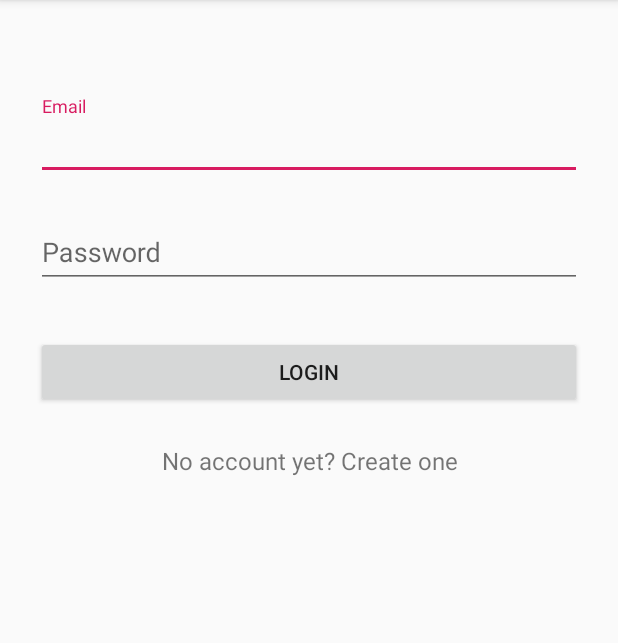
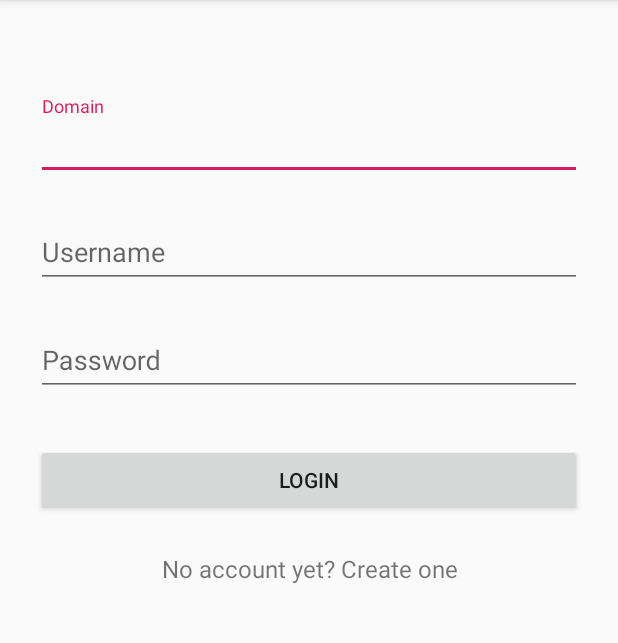
Before and after one commit to EmcaBorg/android-mvvm-starter, an Android app: the screen it shows after launch (LoginActivity), on a phone screen of 412 x 824 dp, the part 84-727 px from its top. Run offline under Robolectric (Android 15) with nearby library versions, the phone set to English and light mode, and no system bars; our stand-ins replace Dagger/Hilt's generated code, data binding; 2 statements that could not run were skipped.

```diff
--- a/app/src/main/java/android/mvvm/starter/common/di/modules/ViewModelModule.java
+++ b/app/src/main/java/android/mvvm/starter/common/di/modules/ViewModelModule.java
@@ -4,7 +4,7 @@ import android.arch.lifecycle.ViewModel;
 import android.arch.lifecycle.ViewModelProvider;
 import android.mvvm.starter.common.di.scopes.ViewModelKey;
 import android.mvvm.starter.common.factories.ViewModelFactory;
-import android.mvvm.starter.user.UserViewModel;
+import android.mvvm.starter.user.LoginViewModel;
 
 import dagger.Binds;
 import dagger.Module;
@@ -17,8 +17,8 @@ public abstract class ViewModelModule {
 
     @Binds
     @IntoMap
-    @ViewModelKey(UserViewModel.class)
-    abstract ViewModel userViewModel(UserViewModel userViewModel);
+    @ViewModelKey(LoginViewModel.class)
+    abstract ViewModel userViewModel(LoginViewModel loginViewModel);
 
 
 }
--- a/app/src/main/java/android/mvvm/starter/user/LoginActivity.java
+++ b/app/src/main/java/android/mvvm/starter/user/LoginActivity.java
@@ -1,8 +1,10 @@
 package android.mvvm.starter.user;
 
 import android.arch.lifecycle.ViewModelProviders;
+import android.databinding.DataBindingUtil;
 import android.mvvm.starter.R;
 import android.mvvm.starter.common.factories.ViewModelFactory;
+import android.mvvm.starter.databinding.ActivityLoginBinding;
 import android.os.Bundle;
 import android.support.v7.app.AppCompatActivity;
 
@@ -14,13 +16,15 @@ public class LoginActivity extends AppCompatActivity {
 
     @Inject
     ViewModelFactory viewModelFactory;
-    UserViewModel userViewModel;
 
     @Override
     protected void onCreate(Bundle savedInstanceState) {
         AndroidInjection.inject(this);
         super.onCreate(savedInstanceState);
-        setContentView(R.layout.activity_login);
-        userViewModel = ViewModelProviders.of(this, viewModelFactory).get(UserViewModel.class);
+        LoginViewModel loginViewModel = ViewModelProviders.of(this, viewModelFactory).get(LoginViewModel.class);
+        ActivityLoginBinding binding = DataBindingUtil.setContentView(this, R.layout.activity_login);
+        binding.setLoginViewModel(loginViewModel);
+        binding.setLifecycleOwner(this);
+
     }
 }
--- a/app/src/main/res/layout-sw600dp/activity_login.xml
+++ b/app/src/main/res/layout-sw600dp/activity_login.xml
@@ -1,29 +1,57 @@
 <?xml version="1.0" encoding="utf-8"?>
-<ScrollView xmlns:android="http://schemas.android.com/apk/res/android"
+<layout xmlns:android="http://schemas.android.com/apk/res/android">
+
+    <data>
+
+        <variable
+            name="loginViewModel"
+            type="android.mvvm.starter.user.LoginViewModel" />
+    </data>
+
+    <ScrollView
         android:layout_width="fill_parent"
         android:layout_height="fill_parent"
         android:fitsSystemWindows="true">
 
         <LinearLayout
-        android:orientation="vertical"
             android:layout_width="match_parent"
             android:layout_height="wrap_content"
+            android:orientation="vertical"
+            android:paddingLeft="24dp"
             android:paddingTop="56dp"
-        android:paddingLeft="24dp"
             android:paddingRight="24dp">
 
-
-        <!-- Email Label -->
+            <!-- domain Label -->
             <android.support.design.widget.TextInputLayout
                 android:layout_width="match_parent"
                 android:layout_height="wrap_content"
                 android:layout_marginTop="8dp"
                 android:layout_marginBottom="8dp">
-            <EditText android:id="@+id/input_email"
+
+                <EditText
+                    android:id="@+id/input_domain"
                     android:layout_width="match_parent"
                     android:layout_height="wrap_content"
+                    android:hint="Domain"
                     android:inputType="textEmailAddress"
-                android:hint="Email" />
+                    android:text="@={loginViewModel.domain}"/>
+            </android.support.design.widget.TextInputLayout>
+
+
+            <!-- username Label -->
+            <android.support.design.widget.TextInputLayout
+                android:layout_width="match_parent"
+                android:layout_height="wrap_content"
+                android:layout_marginTop="8dp"
+                android:layout_marginBottom="8dp">
+
+                <EditText
+                    android:id="@+id/input_username"
+                    android:layout_width="match_parent"
+                    android:layout_height="wrap_content"
+                    android:hint="Username"
+                    android:inputType="textEmailAddress"
+                    android:text="@={loginViewModel.username}"/>
             </android.support.design.widget.TextInputLayout>
 
             <!-- Password Label -->
@@ -32,11 +60,15 @@
                 android:layout_height="wrap_content"
                 android:layout_marginTop="8dp"
                 android:layout_marginBottom="8dp">
-            <EditText android:id="@+id/input_password"
+
+                <EditText
+                    passwordValidator="@{loginViewModel.password}"
+                    android:id="@+id/input_password"
                     android:layout_width="match_parent"
                     android:layout_height="wrap_content"
+                    android:hint="Password"
                     android:inputType="textPassword"
-                android:hint="Password"/>
+                    android:text="@={loginViewModel.password}"/>
             </android.support.design.widget.TextInputLayout>
 
             <android.support.v7.widget.AppCompatButton
@@ -46,15 +78,18 @@
                 android:layout_marginTop="24dp"
                 android:layout_marginBottom="24dp"
                 android:padding="12dp"
-            android:text="Login"/>
+                android:text="Login"
+                android:onClick="@{() -> loginViewModel.login()}"/>
 
-        <TextView android:id="@+id/link_signup"
+            <TextView
+                android:id="@+id/link_signup"
                 android:layout_width="fill_parent"
                 android:layout_height="wrap_content"
                 android:layout_marginBottom="24dp"
+                android:gravity="center"
                 android:text="No account yet? Create one"
-            android:gravity="center"
-            android:textSize="16dip"/>
+                android:textSize="16dip" />
 
         </LinearLayout>
     </ScrollView>
+</layout>
--- a/app/src/main/res/layout/activity_login.xml
+++ b/app/src/main/res/layout/activity_login.xml
@@ -1,29 +1,57 @@
 <?xml version="1.0" encoding="utf-8"?>
-<ScrollView xmlns:android="http://schemas.android.com/apk/res/android"
+<layout xmlns:android="http://schemas.android.com/apk/res/android">
+
+    <data>
+
+        <variable
+            name="loginViewModel"
+            type="android.mvvm.starter.user.LoginViewModel" />
+    </data>
+
+    <ScrollView
         android:layout_width="fill_parent"
         android:layout_height="fill_parent"
         android:fitsSystemWindows="true">
 
         <LinearLayout
-        android:orientation="vertical"
             android:layout_width="match_parent"
             android:layout_height="wrap_content"
+            android:orientation="vertical"
+            android:paddingLeft="24dp"
             android:paddingTop="56dp"
-        android:paddingLeft="24dp"
             android:paddingRight="24dp">
 
-
-        <!-- Email Label -->
+            <!-- domain Label -->
             <android.support.design.widget.TextInputLayout
                 android:layout_width="match_parent"
                 android:layout_height="wrap_content"
                 android:layout_marginTop="8dp"
                 android:layout_marginBottom="8dp">
-            <EditText android:id="@+id/input_email"
+
+                <EditText
+                    android:id="@+id/input_domain"
                     android:layout_width="match_parent"
                     android:layout_height="wrap_content"
+                    android:hint="Domain"
                     android:inputType="textEmailAddress"
-                android:hint="Email" />
+                    android:text="@={loginViewModel.domain}"/>
+            </android.support.design.widget.TextInputLayout>
+
+
+            <!-- username Label -->
+            <android.support.design.widget.TextInputLayout
+                android:layout_width="match_parent"
+                android:layout_height="wrap_content"
+                android:layout_marginTop="8dp"
+                android:layout_marginBottom="8dp">
+
+                <EditText
+                    android:id="@+id/input_username"
+                    android:layout_width="match_parent"
+                    android:layout_height="wrap_content"
+                    android:hint="Username"
+                    android:inputType="textEmailAddress"
+                    android:text="@={loginViewModel.username}"/>
             </android.support.design.widget.TextInputLayout>
 
             <!-- Password Label -->
@@ -32,11 +60,15 @@
                 android:layout_height="wrap_content"
                 android:layout_marginTop="8dp"
                 android:layout_marginBottom="8dp">
-            <EditText android:id="@+id/input_password"
+
+                <EditText
+                    passwordValidator="@{loginViewModel.password}"
+                    android:id="@+id/input_password"
                     android:layout_width="match_parent"
                     android:layout_height="wrap_content"
+                    android:hint="Password"
                     android:inputType="textPassword"
-                android:hint="Password"/>
+                    android:text="@={loginViewModel.password}"/>
             </android.support.design.widget.TextInputLayout>
 
             <android.support.v7.widget.AppCompatButton
@@ -46,15 +78,18 @@
                 android:layout_marginTop="24dp"
                 android:layout_marginBottom="24dp"
                 android:padding="12dp"
-            android:text="Login"/>
+                android:text="Login"
+                android:onClick="@{() -> loginViewModel.login()}"/>
 
-        <TextView android:id="@+id/link_signup"
+            <TextView
+                android:id="@+id/link_signup"
                 android:layout_width="fill_parent"
                 android:layout_height="wrap_content"
                 android:layout_marginBottom="24dp"
+                android:gravity="center"
                 android:text="No account yet? Create one"
-            android:gravity="center"
-            android:textSize="16dip"/>
+                android:textSize="16dip" />
 
         </LinearLayout>
     </ScrollView>
+</layout>
--- a/domain/build.gradle
+++ b/domain/build.gradle
@@ -18,6 +18,8 @@ dependencies {
     compileOnly "org.projectlombok:lombok:${rootProject.ext.lombokVersion}"
     annotationProcessor "org.projectlombok:lombok:${rootProject.ext.lombokVersion}"
 
+    api "com.google.code.gson:gson:${rootProject.ext.gsonVersion}"
+
 }
 
 sourceCompatibility = JavaVersion.VERSION_1_8
--- a/domain/src/main/java/android/mvvm/starter/domain/common/base/CompletableUseCase.java
+++ b/domain/src/main/java/android/mvvm/starter/domain/base/CompletableUseCase.java
@@ -1,4 +1,4 @@
-package android.mvvm.starter.domain.common.base;
+package android.mvvm.starter.domain.base;
 
 import io.reactivex.Completable;
 import io.reactivex.Scheduler;
--- a/domain/src/main/java/android/mvvm/starter/domain/common/base/ObservableUseCase.java
+++ b/domain/src/main/java/android/mvvm/starter/domain/base/ObservableUseCase.java
@@ -1,4 +1,4 @@
-package android.mvvm.starter.domain.common.base;
+package android.mvvm.starter.domain.base;
 
 import io.reactivex.Observable;
 import io.reactivex.Scheduler;
--- a/domain/src/main/java/android/mvvm/starter/domain/common/base/ReactiveUseCase.java
+++ b/domain/src/main/java/android/mvvm/starter/domain/base/ReactiveUseCase.java
@@ -1,4 +1,4 @@
-package android.mvvm.starter.domain.common.base;
+package android.mvvm.starter.domain.base;
 import io.reactivex.Scheduler;
 
 public abstract class ReactiveUseCase {
--- a/domain/src/main/java/android/mvvm/starter/domain/common/base/SingleUseCase.java
+++ b/domain/src/main/java/android/mvvm/starter/domain/base/SingleUseCase.java
@@ -1,4 +1,4 @@
-package android.mvvm.starter.domain.common.base;
+package android.mvvm.starter.domain.base;
 
 import io.reactivex.Scheduler;
 import io.reactivex.Single;
--- a/domain/src/main/java/android/mvvm/starter/domain/common/base/SynchronousUseCase.java
+++ b/domain/src/main/java/android/mvvm/starter/domain/base/SynchronousUseCase.java
@@ -1,4 +1,4 @@
-package android.mvvm.starter.domain.common.base;
+package android.mvvm.starter.domain.base;
 
 /***
  *
--- a/domain/src/main/java/android/mvvm/starter/domain/user/usecase/LoginUseCase.java
+++ b/domain/src/main/java/android/mvvm/starter/domain/user/usecase/LoginUseCase.java
@@ -1,6 +1,6 @@
 package android.mvvm.starter.domain.user.usecase;
 
-import android.mvvm.starter.domain.common.base.CompletableUseCase;
+import android.mvvm.starter.domain.base.CompletableUseCase;
 import android.mvvm.starter.domain.user.models.LoginRequest;
 import android.mvvm.starter.domain.user.repository.UserRepository;
 
@@ -15,7 +15,7 @@ public class LoginUseCase extends CompletableUseCase<LoginRequest> {
     private UserRepository userRepository;
 
     @Inject
-    public LoginUseCase(UserRepository userRepository, @Named("IO") Scheduler scheduler, @Named("MAIN") Scheduler mainScheduler) {
+    public LoginUseCase(@Named("IO") Scheduler scheduler, @Named("MAIN") Scheduler mainScheduler, UserRepository userRepository) {
         super(scheduler, mainScheduler);
         this.userRepository = userRepository;
     }
--- a/gradle.properties
+++ b/gradle.properties
@@ -14,3 +14,5 @@ org.gradle.jvmargs=-Xmx1536m
 
 android.enableD8.desugaring = true
 android.enableIncrementalDesugaring = false
+
+android.databinding.enableV2=true
```
Also changed, not shown: app/build.gradle (+15 -10 lines), app/src/main/java/android/mvvm/starter/base/databinding/DataBindingAdapter.java (added, +20 -0 lines), app/src/main/java/android/mvvm/starter/base/viewmodel/BaseViewModel.java (added, +21 -0 lines), app/src/main/java/android/mvvm/starter/user/LoginViewModel.java (added, +43 -0 lines), app/src/main/java/android/mvvm/starter/user/UserViewModel.java (deleted, +0 -26 lines), domain/src/main/java/android/mvvm/starter/domain/user/models/LoginRequest.java (+25 -12 lines). Lines whose indentation alone changed are shown as unchanged.
